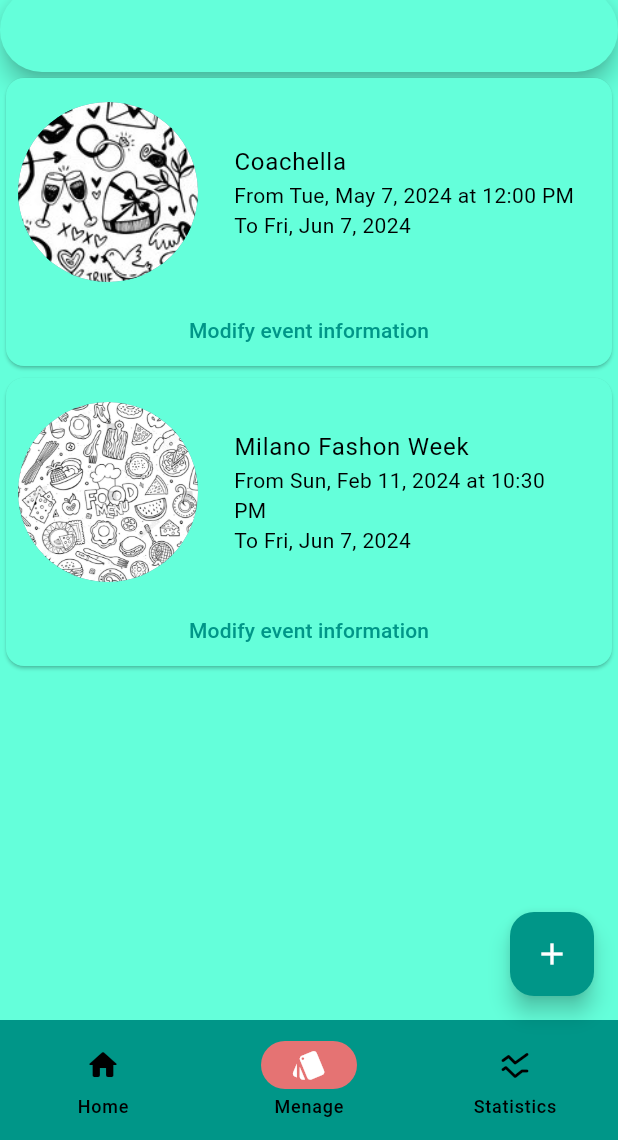
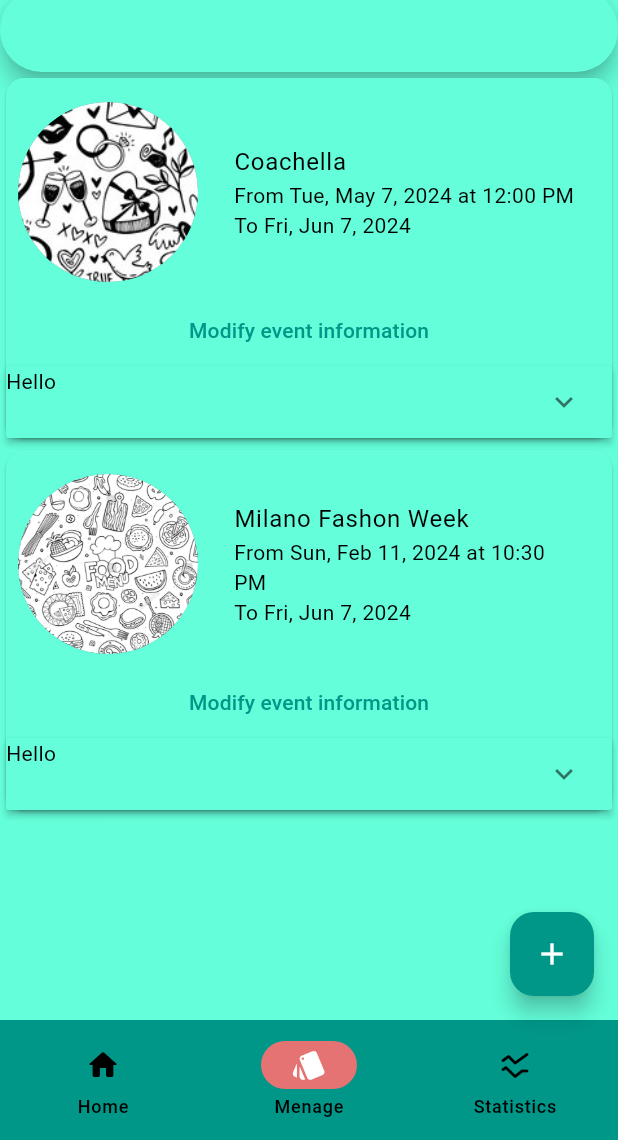
Before and after one commit to francescopiocirillo/event-manager-flutter-app, a Flutter app: the screen it shows after launch, item 2 of the bottom bar chosen, on a phone screen of 412 x 824 dp, the part 96-1236 px from its top. Run offline on Flutter 3.47's test engine with Material 3 defaults, Android fonts, the phone set to English and light mode, and no system bars.

```diff
--- a/event_manager_app/lib/home_page.dart
+++ b/event_manager_app/lib/home_page.dart
@@ -35,9 +35,13 @@ class HomePage extends StatefulWidget {
 
   @override
   State<HomePage> createState() => _HomePageState();
+
 }
 
+
 class _HomePageState extends State<HomePage> {
+
+
   List<Event> events = [
     Event(
       title: 'Coachella',
@@ -68,6 +72,8 @@ class _HomePageState extends State<HomePage> {
   int currentPageIndex = 0;
 
   final List<bool> isSelected = [true, false];
+
+  final List<bool> _isOpen = [false, false];
 
   @override
   Widget build(BuildContext context) {
@@ -208,6 +214,26 @@ class _HomePageState extends State<HomePage> {
                                   });
                               },
                               child: Text('Modify event information'),
+                            ),
+                            ExpansionPanelList(
+                              animationDuration:
+                                Duration(seconds: 2),
+                              expandedHeaderPadding:
+                                EdgeInsets.all(8),
+                              children: [
+                                ExpansionPanel(
+                                  headerBuilder: (context, isExpanded) {
+                                    return Text("Hello");
+                                  },
+                                  canTapOnHeader: true,
+                                  body: Text("Now Open!"),
+                                  isExpanded: _isOpen[index],
+                                ),
+                              ],
+                              expansionCallback: (i, isOpen) =>
+                                setState(() =>
+                                  _isOpen[i] = !_isOpen[i]
+                                )
                             )
                           ],
                         ),
```
